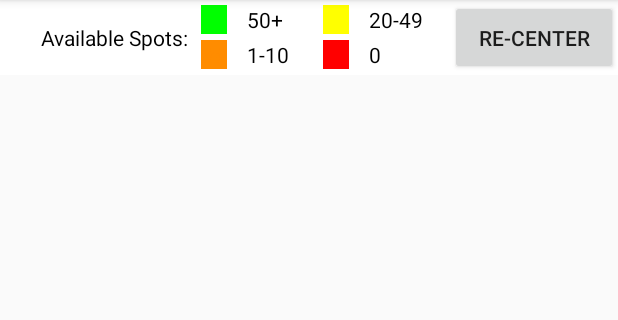
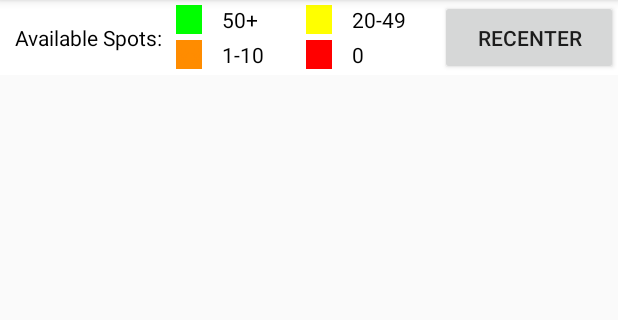
Before and after one commit to tsmith1644/BYUParking, an Android app: the screen it shows after launch (MainActivity), on a phone screen of 412 x 824 dp, the part 84-404 px from its top. Run offline under Robolectric (Android 15) with nearby library versions, the phone set to English and light mode, and no system bars.

Commit message:
Final Product

```diff
--- a/app/src/main/res/layout/activity_main.xml
+++ b/app/src/main/res/layout/activity_main.xml
@@ -25,7 +25,7 @@
             android:id="@+id/textView16"
             android:layout_width="wrap_content"
             android:layout_height="wrap_content"
-            android:text="        Available Spots:  "
+            android:text="   Available Spots:  "
             android:textColor="@android:color/black"
             android:gravity="center" />
 
@@ -114,7 +114,7 @@
             android:layout_width="0dp"
             android:layout_height="50dp"
             android:layout_weight="0.4"
-            android:text="Re-Center" />
+            android:text="RECENTER" />
     </LinearLayout>
 
 </RelativeLayout>
```
Also changed, not shown: app/src/main/java/byu/byuparking/MainActivity.java (+13 -1 lines).
